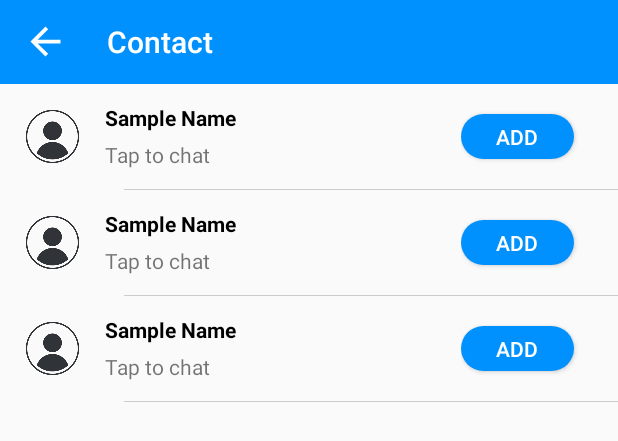
After one commit to HoQuocVinh/ZaloAppGroup03, an Android app: the layout activity_contact.xml on its own in the app's theme, with its tools: preview values and no code run, on a phone screen of 412 x 824 dp. The commit adds this screen. Shown: the top 441 px of the screen. Run offline under Robolectric (Android 15) with nearby library versions, the phone set to English and light mode, and no system bars.

Commit message:
update 3:30 13/6/2022

```diff
--- a/app/src/main/java/hcmute/spkt/nhom03/finalproject/Activities/LoginActivity.java
+++ b/app/src/main/java/hcmute/spkt/nhom03/finalproject/Activities/LoginActivity.java
@@ -58,7 +58,6 @@ public class LoginActivity extends AppCompatActivity {
         database = FirebaseDatabase.getInstance();
         users = new ArrayList<>();
         usersAdapter = new UsersAdapter(this, users);
-        database = FirebaseDatabase.getInstance();
         reference = database.getReference("users");
     }
 
--- /dev/null
+++ b/app/src/main/res/drawable/custom_btn_add_contact.xml
@@ -0,0 +1,5 @@
+<?xml version="1.0" encoding="utf-8"?>
+<shape xmlns:android="http://schemas.android.com/apk/res/android">
+    <solid android:color="#fafafa"/>
+    <corners android:radius="40dp"/>
+</shape>
--- /dev/null
+++ b/app/src/main/res/layout/activity_contact.xml
@@ -0,0 +1,41 @@
+<?xml version="1.0" encoding="utf-8"?>
+<androidx.constraintlayout.widget.ConstraintLayout xmlns:android="http://schemas.android.com/apk/res/android"
+    xmlns:app="http://schemas.android.com/apk/res-auto"
+    xmlns:tools="http://schemas.android.com/tools"
+    android:layout_width="match_parent"
+    android:layout_height="match_parent"
+    tools:context=".Activities.ContactActivity">
+
+    <LinearLayout
+        android:gravity="center_vertical"
+        android:background="@color/blue_light"
+        android:id="@+id/linearLayout"
+        app:layout_constraintTop_toTopOf="parent"
+        android:layout_width="match_parent"
+        android:layout_height="wrap_content">
+
+        <Button
+            android:id="@+id/btn_back"
+            android:layout_marginStart="15dp"
+            android:layout_marginEnd="10dp"
+            android:layout_width="30dp"
+            android:layout_height="30dp"
+            android:background="@drawable/ic_back_light"/>
+
+        <androidx.appcompat.widget.Toolbar
+            android:id="@+id/toolbar"
+            android:layout_width="match_parent"
+            android:layout_height="wrap_content"
+            app:layout_constraintTop_toTopOf="parent"
+            app:title="Contact"
+            app:titleTextColor="@color/white" />
+    </LinearLayout>
+
+    <androidx.recyclerview.widget.RecyclerView
+        android:id="@+id/recycler_view"
+        android:layout_width="match_parent"
+        android:layout_height="0dp"
+        app:layout_constraintBottom_toBottomOf="parent"
+        app:layout_constraintTop_toBottomOf="@id/linearLayout"
+        tools:listitem="@layout/row_converstation_contact" />
+</androidx.constraintlayout.widget.ConstraintLayout>
--- a/app/src/main/res/layout/item_sent.xml
+++ b/app/src/main/res/layout/item_sent.xml
@@ -32,18 +32,18 @@
             android:id="@+id/voicePlayerView"
             android:layout_width="250dp"
             android:layout_height="wrap_content"
-            app:enableVisualizer="true"
+            app:enableVisualizer="false"
             app:visualizationPlayedColor="#ff7700"
             app:visualizationNotPlayedColor="#727171"
             app:playPauseBackgroundColor="#ff7700"
-            app:timingBackgroundColor="#6AFF7700"
+            app:timingBackgroundColor="@color/white"
             app:seekBarProgressColor="#000"
             app:showShareButton="false"
             app:shareCornerRadius="100"
             app:playPauseCornerRadius="100"
             app:showTiming="true"
             app:viewCornerRadius="100"
-            app:viewBackground="#C6C4CF"
+            app:viewBackground="@color/white"
             app:progressTimeColor="#000"
             app:seekBarThumbColor="#FFC107"
             app:shareBackgroundColor="#ff7700"
--- /dev/null
+++ b/app/src/main/res/layout/row_converstation_contact.xml
@@ -0,0 +1,85 @@
+<?xml version="1.0" encoding="utf-8"?>
+<androidx.constraintlayout.widget.ConstraintLayout xmlns:android="http://schemas.android.com/apk/res/android"
+    xmlns:app="http://schemas.android.com/apk/res-auto"
+    android:layout_width="match_parent"
+    android:layout_height="wrap_content">
+
+    <LinearLayout
+        android:id="@+id/chat"
+        android:layout_width="match_parent"
+        android:layout_height="wrap_content"
+        android:gravity="center_vertical"
+        android:orientation="horizontal"
+        android:paddingTop="10dp"
+        android:paddingBottom="10dp"
+        app:layout_constraintTop_toTopOf="parent">
+
+        <de.hdodenhof.circleimageview.CircleImageView
+            android:id="@+id/img_profile"
+            android:layout_width="50dp"
+            android:layout_height="50dp"
+            android:layout_marginStart="10dp"
+            android:src="@drawable/img_avt" />
+
+        <LinearLayout
+            android:layout_width="0dp"
+            android:layout_height="wrap_content"
+            android:layout_gravity="center_vertical"
+            android:layout_marginStart="10dp"
+            android:layout_weight="0.8"
+            android:orientation="vertical">
+
+            <TextView
+                android:id="@+id/name_contact"
+                android:layout_width="wrap_content"
+                android:layout_height="wrap_content"
+                android:text="Sample Name"
+                android:textColor="@color/black"
+                android:textStyle="bold" />
+
+            <TextView
+                android:id="@+id/phone_contact"
+                android:layout_width="wrap_content"
+                android:layout_height="wrap_content"
+                android:layout_marginTop="5dp"
+                android:text="Tap to chat" />
+
+        </LinearLayout>
+
+        <FrameLayout
+            android:layout_width="0dp"
+            android:layout_height="match_parent"
+            android:layout_weight="0.35">
+
+            <Button
+                android:id="@+id/btn_add_friend"
+                android:layout_width="75dp"
+                android:layout_height="30dp"
+                android:layout_gravity="center_vertical"
+                android:layout_marginEnd="15dp"
+                android:background="@drawable/custom_btn_add_contact"
+                android:backgroundTint="@color/blue_light"
+                android:text="Add"
+                android:textColor="@color/white"
+                android:visibility="visible" />
+
+            <TextView
+                android:id="@+id/added"
+                android:layout_width="wrap_content"
+                android:layout_height="wrap_content"
+                android:layout_gravity="center_vertical|right"
+                android:layout_marginEnd="15dp"
+                android:text="Added"
+                android:textColor="@color/gray_ccc"
+                android:visibility="gone" />
+        </FrameLayout>
+    </LinearLayout>
+
+    <View
+        android:layout_width="0dp"
+        android:layout_height="0.05dp"
+        android:background="@color/gray_ccc"
+        app:layout_constraintRight_toRightOf="parent"
+        app:layout_constraintTop_toBottomOf="@id/chat"
+        app:layout_constraintWidth_percent="0.8" />
+</androidx.constraintlayout.widget.ConstraintLayout>
--- a/app/src/main/res/menu/nav_menu.xml
+++ b/app/src/main/res/menu/nav_menu.xml
@@ -21,9 +21,9 @@
         app:showAsAction="ifRoom">
         <menu>
             <item
-                android:id="@+id/nav_dd_friend"
+                android:id="@+id/nav_add_friend"
                 android:icon="@drawable/ic_add_friend"
-                android:title="@string/add_friend"
+                android:title="@string/add_friend_contact"
                 app:showAsAction="never" />
             <item
                 android:id="@+id/nav_crate_group"
--- a/app/src/main/res/values/strings.xml
+++ b/app/src/main/res/values/strings.xml
@@ -42,9 +42,10 @@
     <string name="setting">Setting</string>
     <string name="qr_code">QR code</string>
     <string name="add">Add</string>
-    <string name="add_friend">Add friend</string>
+    <string name="add_friend_contact">Add friend contact</string>
     <string name="create_group">Create group</string>
     <string name="your_message">Your message</string>
     <string name="enter_your_phone">Enter your phone</string>
     <string name="phone_number">Phone Number</string>
+    <string name="title_activity_contact">ContactActivity</string>
 </resources>
--- a/app/src/main/res/values/themes.xml
+++ b/app/src/main/res/values/themes.xml
@@ -6,7 +6,7 @@
         <item name="colorPrimaryVariant">@color/neon_blue</item>
         <item name="colorOnPrimary">@color/white</item>
         <!-- Secondary brand color. -->
-        <item name="colorSecondary">@color/teal_200</item>rf SDFGH3W
+        <item name="colorSecondary">@color/teal_200</item>
         <item name="colorSecondaryVariant">@color/teal_700</item>
         <item name="colorOnSecondary">@color/black</item>
         <!-- Status bar color. -->
```
Also changed, not shown: app/src/main/AndroidManifest.xml (+15 -18 lines), app/src/main/java/hcmute/spkt/nhom03/finalproject/Activities/ContactActivity.java (added, +122 -0 lines), app/src/main/java/hcmute/spkt/nhom03/finalproject/Activities/MainActivity.java (+10 -1 lines), app/src/main/java/hcmute/spkt/nhom03/finalproject/Adapters/ContactAdapter.java (added, +106 -0 lines), app/src/main/java/hcmute/spkt/nhom03/finalproject/Models/Contact.java (added, +21 -0 lines), app/src/main/java/hcmute/spkt/nhom03/finalproject/Activities/ChatActivity.java (line endings or trailing spaces).
